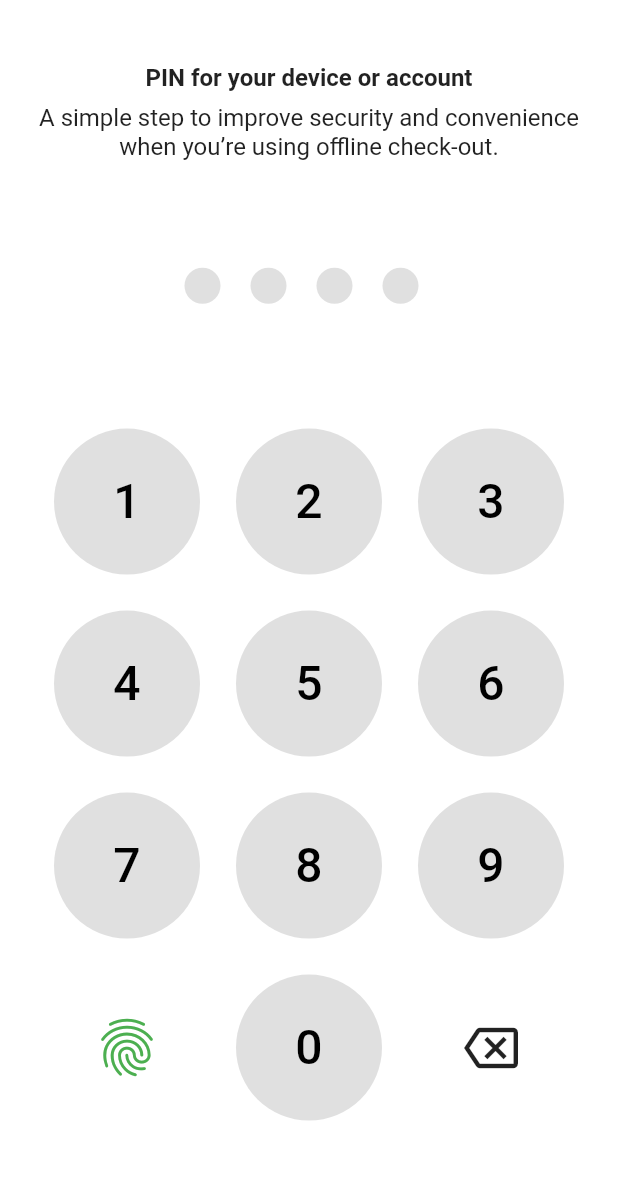
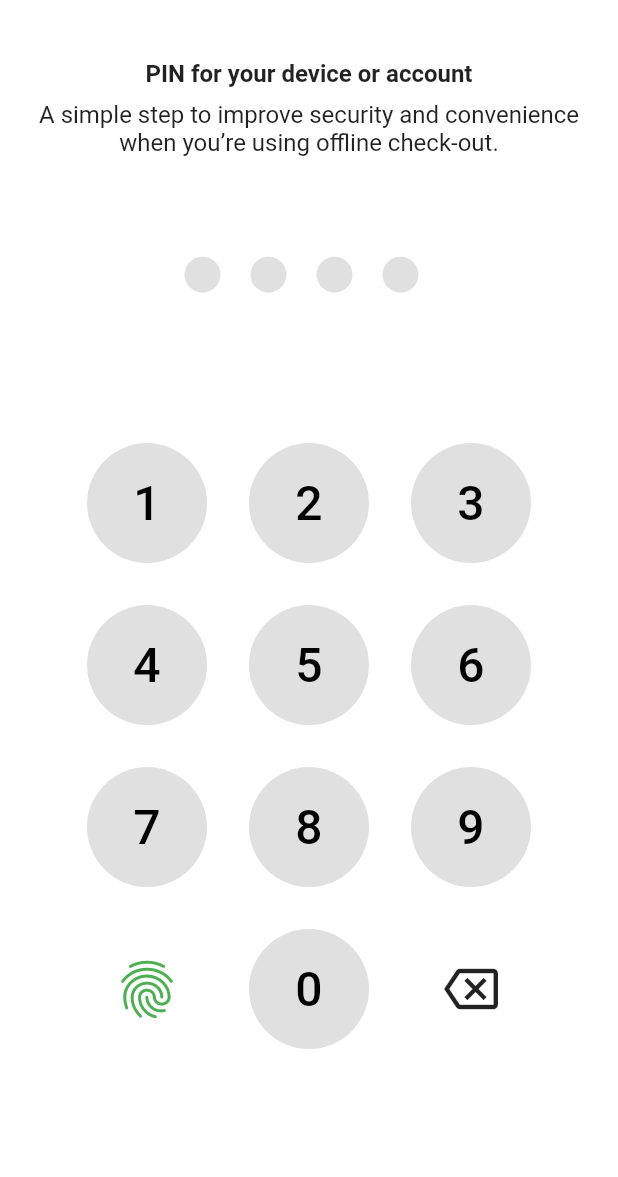
Before and after one commit to kakelay/SetUp_Pin_Custom, a Flutter app: the screen it shows after launch, on a phone screen of 412 x 824 dp, the part 59-1236 px from its top. Run offline on Flutter 3.47's test engine with Material 2 defaults, Android fonts, the phone set to English and light mode, and no system bars.

Commit message:
update  padding GridView

```diff
--- a/lib/main.dart
+++ b/lib/main.dart
@@ -222,8 +222,14 @@ class _PinSetupPageState extends State<PinSetupPage>
                 ),
               )
             else
-              const SizedBox(height: 20),
-            GridView.count(
+              const SizedBox(
+                height: 20,
+              ),
+            Column(
+              children: [
+                Padding(
+                  padding: const EdgeInsets.all(20.0),
+                  child: GridView.count(
                     crossAxisCount: 3,
                     shrinkWrap: true,
                     physics: const NeverScrollableScrollPhysics(),
@@ -254,6 +260,10 @@ class _PinSetupPageState extends State<PinSetupPage>
                       ),
                     ],
                   ),
+                ),
+              ],
+            ),
+            const SizedBox(height: 5)
           ],
         ),
       ),
@@ -298,10 +308,10 @@ class _NumberButtonState extends State<NumberButton> {
         });
       },
       child: Container(
-        margin: const EdgeInsets.all(12),
+        margin: const EdgeInsets.all(14),
         decoration: BoxDecoration(
           shape: BoxShape.circle,
-          color: isPressed ? Colors.green : Colors.grey.shade300,
+          color: isPressed ? Colors.green.shade400 : Colors.grey.shade300,
         ),
         child: Center(
           child: Text(
```
Lines whose indentation alone changed are shown as unchanged.
